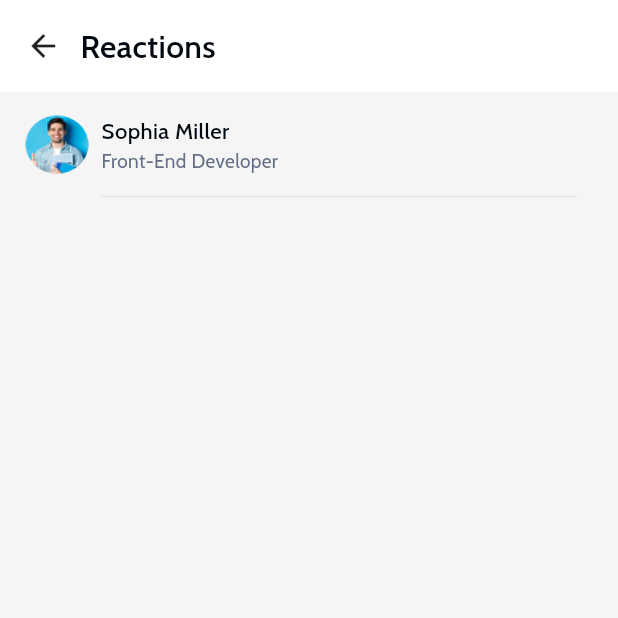
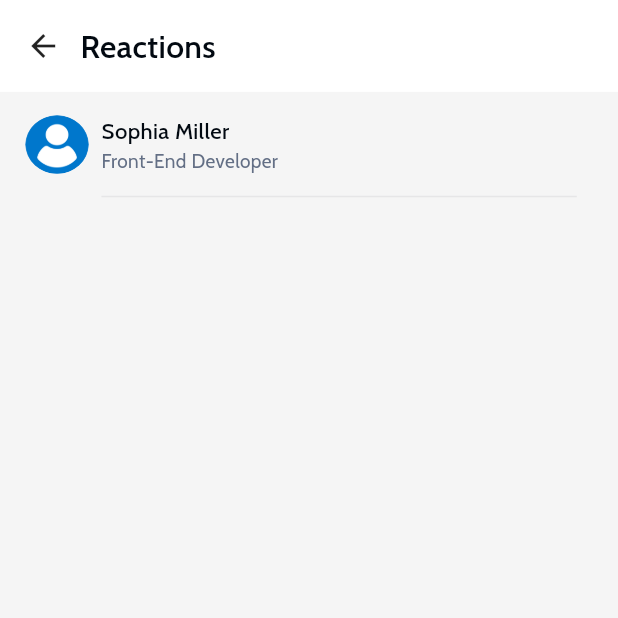
Before and after one commit to golamshakib/shuroo, a Flutter app: the ReactionScreen screen opened directly, on a phone screen of 412 x 824 dp, the top half of it. Run offline on Flutter 3.47's test engine with Material 3 defaults, Android fonts, the phone set to English and light mode, and no system bars; our stand-ins replace flutter_spinkit, flutter_svg, get, google_fonts, image_picker, logger and 3 more; missing offline and left inert: password_strength_indicator_plus; accounts and stored records are empty; network calls fail; statements that could not run were skipped.

Commit message:
safety push

```diff
--- a/lib/features/dummy/presentation/screen/dummy_screen.dart
+++ b/lib/features/dummy/presentation/screen/dummy_screen.dart
@@ -3,6 +3,8 @@ import 'package:shuroo/core/common/widgets/custom_text.dart';
 import 'package:shuroo/core/utils/constants/app_colors.dart';
 import 'package:shuroo/core/utils/constants/app_sizer.dart';
 import 'package:shuroo/core/utils/constants/icon_path.dart';
+
+import '../../../../core/utils/constants/image_path.dart';
 
 class DummyScreen extends StatelessWidget {
   const DummyScreen({super.key});
@@ -24,7 +26,7 @@ class DummyScreen extends StatelessWidget {
                     crossAxisAlignment: CrossAxisAlignment.center,
                     children: [
                       ClipOval(
-                        child: Image.asset(IconPath.icon_pro, height: 32.h, width: 32.w,),
+                        child: Image.asset(ImagePath.dummyProfilePicture, height: 32.h, width: 32.w,),
                       ),
                       SizedBox(width: 6.w,),
                       Column(
--- a/lib/features/home/controller/home_controller.dart
+++ b/lib/features/home/controller/home_controller.dart
@@ -33,71 +33,12 @@ class HomeController extends GetxController {
     ImagePath.photo_home,
   ];
 
-  RxList<Map<String, dynamic>> commentList = [
-    {
-      'id': '0',
-      'image': IconPath.icon_pro,
-      'name': "Johan Ronsse",
-      'designation': "Designer & Educator",
-      "time": "2d",
-      "comment": "Why are these not visible for viewers?",
-      "like": 1,
-      'reply': 1,
-      'replies': [
-        {
-          'image': IconPath.icon_pro,
-          'name': "Johan Ronsse",
-          'designation': "Designer & Educator",
-          "time": "2d",
-          "comment": "Why are these not visible for viewers?",
-          "like": 1,
-          'reply': ""
-        },
-      ].obs
-    },
-    {
-      'id': '1',
-      'image': IconPath.icon_pro,
-      'name': "Johan Ronsse",
-      'designation': "Designer & Educator",
-      "time": "2d",
-      "comment": "Why are these not visible for viewers?",
-      "like": 1,
-      'reply': 1,
-      'replies': [
-        {
-          'image': IconPath.icon_pro,
-          'name': "Johan Ronsse",
-          'designation': "Designer & Educator",
-          "time": "2d",
-          "comment": "Why are these not visible for viewers?",
-          "like": 1,
-          'reply': ""
-        },
-      ].obs
-    }
-  ].obs;
 
-  void addCommentFunction(String comment) {
-    final addBody = {
-      'id': commentList.length.toString(),
-      'image': IconPath.icon_pro,
-      'name': "Johan Ronsse",
-      'designation': "Designer & Educator",
-      "time": "2d",
-      "comment": comment,
-      "like": 1,
-      'reply': 1,
-      'replies': [].obs
-    };
-    commentList.add(addBody);
-    commentTEController.value.text = "";
-    addComment.value = true;
-  }
+
 
   void addReplyFunction(String comment) {
     final addBody = {
-      'image': IconPath.icon_pro,
+      'image': ImagePath.dummyProfilePicture,
       'name': "Johan Ronsse",
       'designation': "Designer & Educator",
       "time": "2d",
@@ -218,7 +159,6 @@ class HomeController extends GetxController {
         Get.back();
         commentTEController.value.clear();
         requestForPostComment(postId);
-        AppSnackBar.showSuccess("Comment Posted");
       }
       else{
         Get.back();
@@ -249,7 +189,6 @@ class HomeController extends GetxController {
         Get.back();
         commentTEController.value.clear();
         requestForPostComment(postId);
-        AppSnackBar.showSuccess("Comment Edited");
       }
       else{
         Get.back();
@@ -271,7 +210,6 @@ class HomeController extends GetxController {
         Get.back();
         Get.back();
         requestForPostComment(postId);
-        AppSnackBar.showSuccess("Comment deleted!");
       }
       else{
         Get.back();
@@ -302,7 +240,6 @@ class HomeController extends GetxController {
         Get.back();
         commentTEController.value.clear();
         requestForPostComment(postId);
-        AppSnackBar.showSuccess("Reply Posted");
       }
       else{
         Get.back();
@@ -333,7 +270,6 @@ class HomeController extends GetxController {
         Get.back();
         commentTEController.value.clear();
         requestForPostComment(postId);
-        AppSnackBar.showSuccess("Reply Edited");
       }
       else{
         Get.back();
@@ -355,7 +291,6 @@ class HomeController extends GetxController {
         Get.back();
         Get.back();
         requestForPostComment(postId);
-        AppSnackBar.showSuccess("Comment deleted!");
       }
       else{
         Get.back();
@@ -368,4 +303,3 @@ class HomeController extends GetxController {
   }
 
 }
-///
--- a/lib/features/home/presentation/screen/home_screen.dart
+++ b/lib/features/home/presentation/screen/home_screen.dart
@@ -76,7 +76,7 @@ class HomeScreen extends StatelessWidget {
                   final String? firstImage =
                       post.image?.isNotEmpty == true ? post.image!.first : null;
                   return PostCard(
-                    icon: firstImage ?? IconPath.icon_pro,
+                    icon: firstImage ?? ImagePath.dummyProfilePicture,
                     content: post.content!,
                     postId: post.id,
                     likedByME: post.like!
--- a/lib/features/home/presentation/screen/reaction_screen.dart
+++ b/lib/features/home/presentation/screen/reaction_screen.dart
@@ -4,6 +4,8 @@ import 'package:shuroo/core/common/widgets/custom_text.dart';
 import 'package:shuroo/core/utils/constants/app_colors.dart';
 import 'package:shuroo/core/utils/constants/app_sizer.dart';
 import 'package:shuroo/core/utils/constants/icon_path.dart';
+
+import '../../../../core/utils/constants/image_path.dart';
 
 class ReactionScreen extends StatelessWidget {
   const ReactionScreen({super.key});
@@ -50,7 +52,7 @@ class ReactionScreen extends StatelessWidget {
                     crossAxisAlignment: CrossAxisAlignment.start,
                     children: [
                       ClipOval(
-                        child: Image.asset(IconPath.icon_pro, fit: BoxFit.fill, height: 40.h, width: 40.w,),
+                        child: Image.asset(ImagePath.dummyProfilePicture, fit: BoxFit.fill, height: 40.h, width: 40.w,),
                       ),
                       SizedBox(width: 8.w,),
                       Column(
--- a/lib/features/post_creation_repost_delete/presentation/screen/make_post_home_screen.dart
+++ b/lib/features/post_creation_repost_delete/presentation/screen/make_post_home_screen.dart
@@ -34,7 +34,7 @@
 //                   ),
 //                 ),
 //                 Image.asset(
-//                   IconPath.icon_pro,
+//                   ImagePath.dummyProfilePicture,
 //                   height: 40.h,
 //                   width: 40.w,
 //                 ),
--- a/lib/features/post_creation_repost_delete/presentation/screen/repost_with_throught_screen.dart
+++ b/lib/features/post_creation_repost_delete/presentation/screen/repost_with_throught_screen.dart
@@ -38,7 +38,7 @@ class RepostWithThroughtScreen extends StatelessWidget {
                   ),
                 ),
                 Image.asset(
-                  IconPath.icon_pro,
+                  ImagePath.dummyProfilePicture,
                   height: 40,
                   width: 40,
                 ),
```
Also changed, not shown: lib/features/home/presentation/widget/custom_home_post_card.dart (+21 -21 lines).
